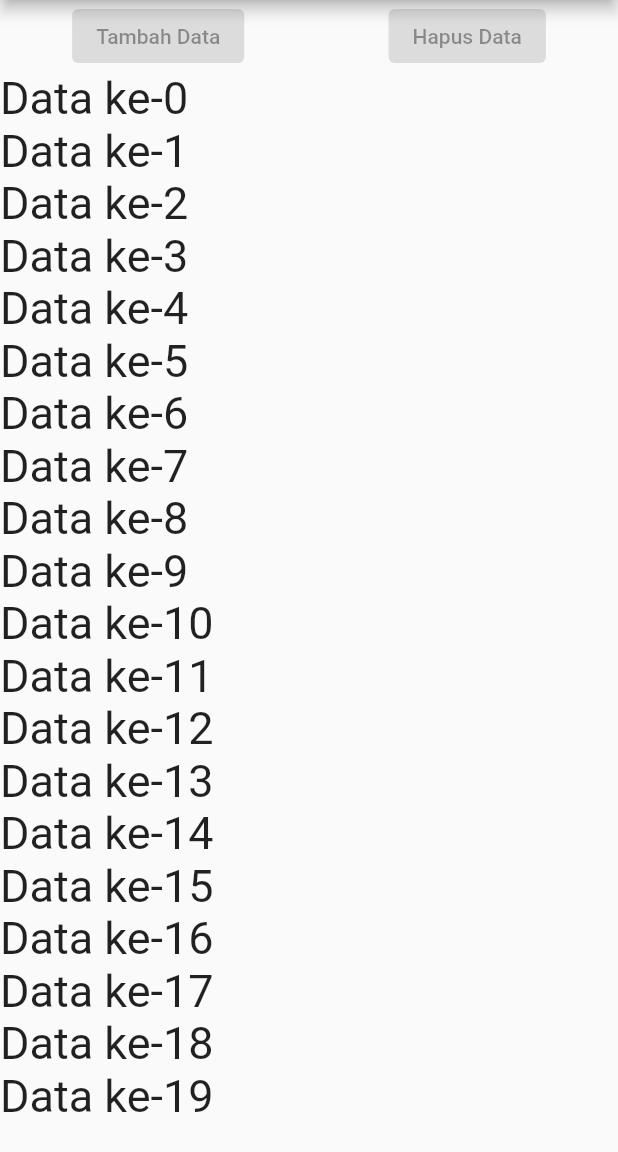
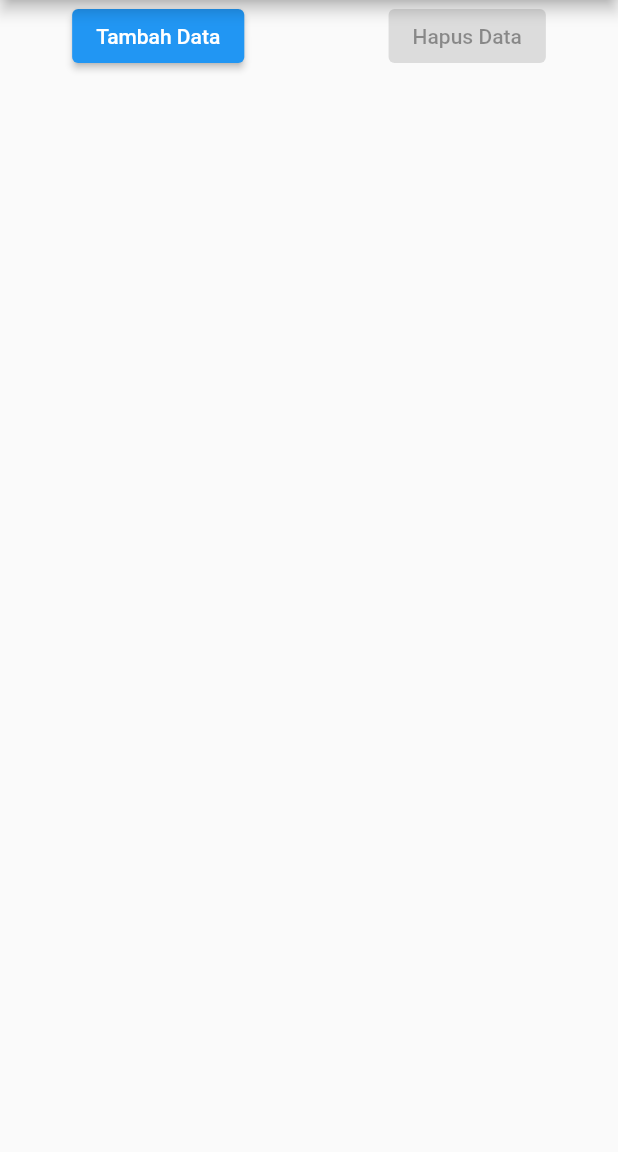
Before and after one commit to chairoel/Flutter-Basic, a Flutter app: the screen it shows after launch, on a phone screen of 412 x 824 dp, the part 84-1236 px from its top. Run offline on Flutter 3.47's test engine with Material 2 defaults, Android fonts, the phone set to English and light mode, and no system bars.

Commit message:
Create anonymous method for the button add and add a counter

```diff
--- a/latihan_listview/lib/main.dart
+++ b/latihan_listview/lib/main.dart
@@ -13,15 +13,17 @@ class MyApp extends StatefulWidget {
 
 class _MyAppState extends State<MyApp> {
   List<Widget> widgets = [];
+  int counter = 1;
 
-  _MyAppState() {
-    for (int i = 0; i < 20; i++) {
-      widgets.add(Text(
-        "Data ke-" + i.toString(),
-        style: TextStyle(fontSize: 30),
-      ));
-    }
-  }
+  // _MyAppState() {
+  //   //constructor
+  //   for (int i = 0; i < 20; i++) {
+  //     widgets.add(Text(
+  //       "Data ke-" + i.toString(),
+  //       style: TextStyle(fontSize: 30),
+  //     ));
+  //   }
+  // }
 
   @override
   Widget build(BuildContext context) {
@@ -34,7 +36,17 @@ class _MyAppState extends State<MyApp> {
         Row(
           mainAxisAlignment: MainAxisAlignment.spaceAround,
           children: [
-            ElevatedButton(onPressed: null, child: Text("Tambah Data")),
+            ElevatedButton(
+                onPressed: () {
+                  setState(() {
+                    widgets.add(Text(
+                      "Data ke-" + counter.toString(),
+                      style: TextStyle(fontSize: 30),
+                    ));
+                    counter++;
+                  });
+                },
+                child: Text("Tambah Data")),
             ElevatedButton(onPressed: null, child: Text("Hapus Data")),
           ],
         ),
```
